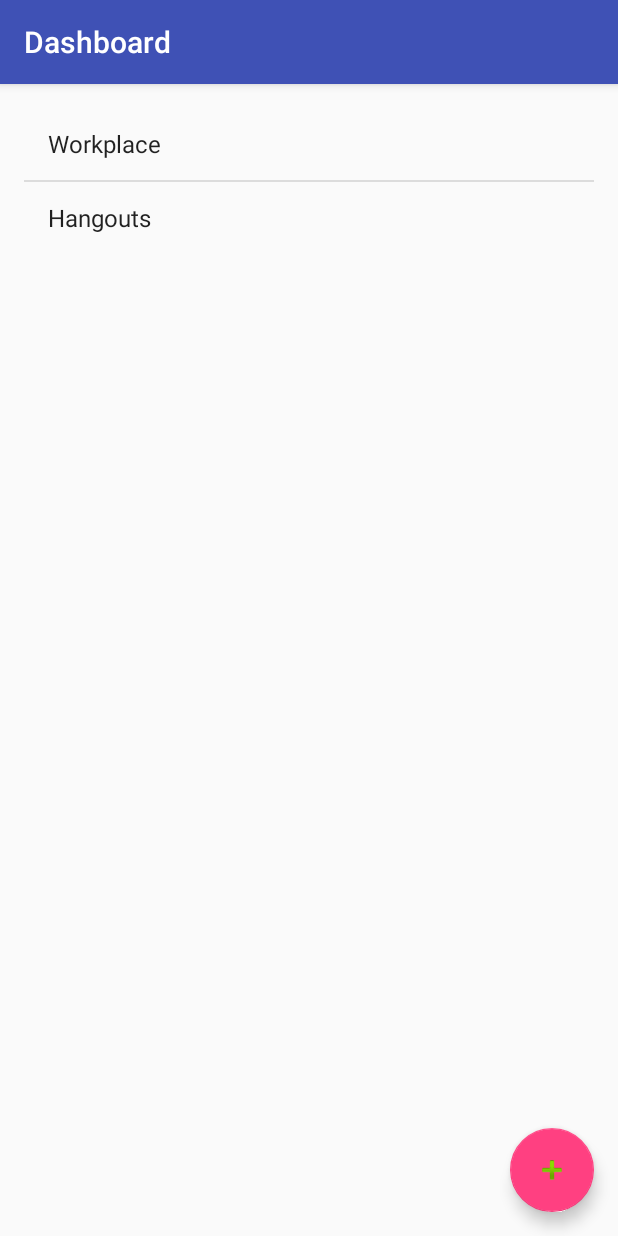
After one commit to srjobinar/BuxBuddy, an Android app: the Dashboard screen opened directly, with no data from a screen before it, on a phone screen of 412 x 824 dp. The commit adds this screen. Run offline under Robolectric (Android 15) with nearby library versions, the phone set to English and light mode, and no system bars.

Commit message:
GroupLayout

```diff
--- /dev/null
+++ b/app/src/main/java/com/example/chandana/buxbuddy/Dashboard.java
@@ -0,0 +1,50 @@
+package com.example.chandana.buxbuddy;
+
+import android.content.Intent;
+import android.os.Bundle;
+import android.support.design.widget.FloatingActionButton;
+import android.support.design.widget.Snackbar;
+import android.support.v7.app.AppCompatActivity;
+import android.support.v7.widget.Toolbar;
+import android.util.Log;
+import android.view.View;
+import android.widget.AdapterView;
+import android.widget.ArrayAdapter;
+import android.widget.ListView;
+import android.widget.Toast;
+
+public class Dashboard extends AppCompatActivity implements AdapterView.OnItemClickListener {
+
+    ListView g;
+    String[] groups={"Workplace","Hangouts"};
+    @Override
+    protected void onCreate(Bundle savedInstanceState) {
+        super.onCreate(savedInstanceState);
+        setContentView(R.layout.activity_dashboard);
+
+        g = (ListView) findViewById(R.id.listView2);
+        ArrayAdapter<String> adapter=new ArrayAdapter<String>(this, android.R.layout.simple_list_item_1,groups);
+        g.setAdapter(adapter);
+        g.setOnItemClickListener(this);
+
+        Toolbar toolbar = (Toolbar) findViewById(R.id.toolbar);
+        setSupportActionBar(toolbar);
+
+        FloatingActionButton fab = (FloatingActionButton) findViewById(R.id.fab);
+        fab.setOnClickListener(new View.OnClickListener() {
+            @Override
+            public void onClick(View view) {
+                Snackbar.make(view, "Replace with your own action", Snackbar.LENGTH_LONG)
+                        .setAction("Action", null).show();
+            }
+        });
+    }
+
+    @Override
+    public void onItemClick(AdapterView<?> parent, View view, int position, long id) {
+        Intent i = new Intent(getApplicationContext(), Group.class);
+        i.putExtra("key", position);
+        startActivity(i);
+        //Toast.makeText(this, position,Toast.LENGTH_SHORT).show();
+    }
+}
--- /dev/null
+++ b/app/src/main/res/layout/activity_dashboard.xml
@@ -0,0 +1,34 @@
+<?xml version="1.0" encoding="utf-8"?>
+<android.support.design.widget.CoordinatorLayout xmlns:android="http://schemas.android.com/apk/res/android"
+    xmlns:app="http://schemas.android.com/apk/res-auto"
+    xmlns:tools="http://schemas.android.com/tools"
+    android:layout_width="match_parent"
+    android:layout_height="match_parent"
+    android:fitsSystemWindows="true"
+    tools:context="com.example.chandana.buxbuddy.Dashboard">
+
+    <android.support.design.widget.AppBarLayout
+        android:layout_width="match_parent"
+        android:layout_height="wrap_content"
+        android:theme="@style/AppTheme.AppBarOverlay">
+
+        <android.support.v7.widget.Toolbar
+            android:id="@+id/toolbar"
+            android:layout_width="match_parent"
+            android:layout_height="?attr/actionBarSize"
+            android:background="?attr/colorPrimary"
+            app:popupTheme="@style/AppTheme.PopupOverlay" />
+
+    </android.support.design.widget.AppBarLayout>
+
+    <include layout="@layout/content_dashboard" />
+
+    <android.support.design.widget.FloatingActionButton
+        android:id="@+id/fab"
+        android:layout_width="wrap_content"
+        android:layout_height="wrap_content"
+        android:layout_gravity="bottom|end"
+        android:layout_margin="@dimen/fab_margin"
+        android:src="@android:drawable/ic_input_add" />
+
+</android.support.design.widget.CoordinatorLayout>
--- /dev/null
+++ b/app/src/main/res/layout/content_dashboard.xml
@@ -0,0 +1,22 @@
+<?xml version="1.0" encoding="utf-8"?>
+<RelativeLayout xmlns:android="http://schemas.android.com/apk/res/android"
+    xmlns:app="http://schemas.android.com/apk/res-auto"
+    xmlns:tools="http://schemas.android.com/tools"
+    android:layout_width="match_parent"
+    android:layout_height="match_parent"
+    android:paddingBottom="@dimen/activity_vertical_margin"
+    android:paddingLeft="@dimen/activity_horizontal_margin"
+    android:paddingRight="@dimen/activity_horizontal_margin"
+    android:paddingTop="@dimen/activity_vertical_margin"
+    app:layout_behavior="@string/appbar_scrolling_view_behavior"
+    tools:context="com.example.chandana.buxbuddy.Dashboard"
+    tools:showIn="@layout/activity_dashboard">
+
+    <ListView
+        android:layout_width="wrap_content"
+        android:layout_height="wrap_content"
+        android:id="@+id/listView2"
+        android:layout_alignParentTop="true"
+        android:layout_alignParentLeft="true"
+        android:layout_alignParentStart="true" />
+</RelativeLayout>
--- a/app/src/main/res/values-v21/styles.xml
+++ b/app/src/main/res/values-v21/styles.xml
@@ -1,4 +1,5 @@
 <resources>>
+
     <style name="AppTheme.NoActionBar">
         <item name="windowActionBar">false</item>
         <item name="windowNoTitle">true</item>
--- a/app/src/main/res/values/strings.xml
+++ b/app/src/main/res/values/strings.xml
@@ -15,4 +15,5 @@
     <string name="permission_rationale">"Contacts permissions are needed for providing email
         completions."
     </string>
+    <string name="title_activity_dashboard">Dashboard</string>
 </resources>
--- a/app/src/main/res/values/styles.xml
+++ b/app/src/main/res/values/styles.xml
@@ -7,11 +7,14 @@
         <item name="colorPrimaryDark">@color/colorPrimaryDark</item>
         <item name="colorAccent">@color/colorAccent</item>
     </style>
+
     <style name="AppTheme.NoActionBar">
         <item name="windowActionBar">false</item>
         <item name="windowNoTitle">true</item>
     </style>
+
     <style name="AppTheme.AppBarOverlay" parent="ThemeOverlay.AppCompat.Dark.ActionBar" />
+
     <style name="AppTheme.PopupOverlay" parent="ThemeOverlay.AppCompat.Light" />
 
 </resources>
```
Also changed, not shown: app/src/main/AndroidManifest.xml (+5 -3 lines), app/src/main/java/com/example/chandana/buxbuddy/Group.java (+24 -1 lines), app/src/main/java/com/example/chandana/buxbuddy/LoginActivity.java (+5 -3 lines). Lines whose indentation alone changed are shown as unchanged.
